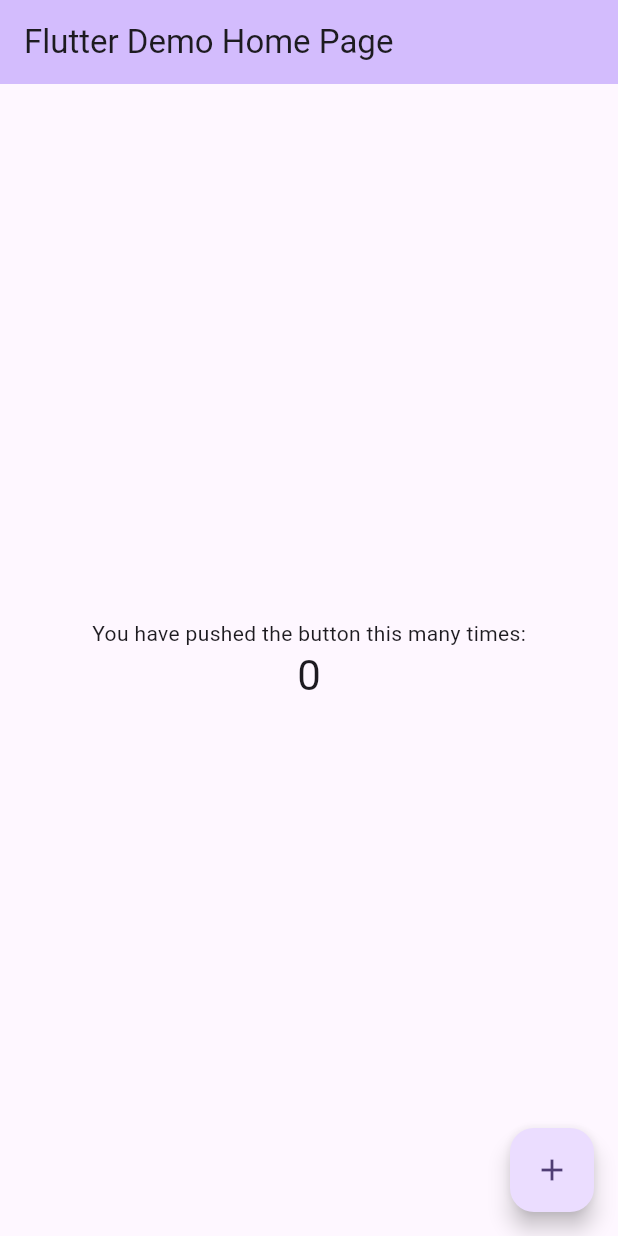
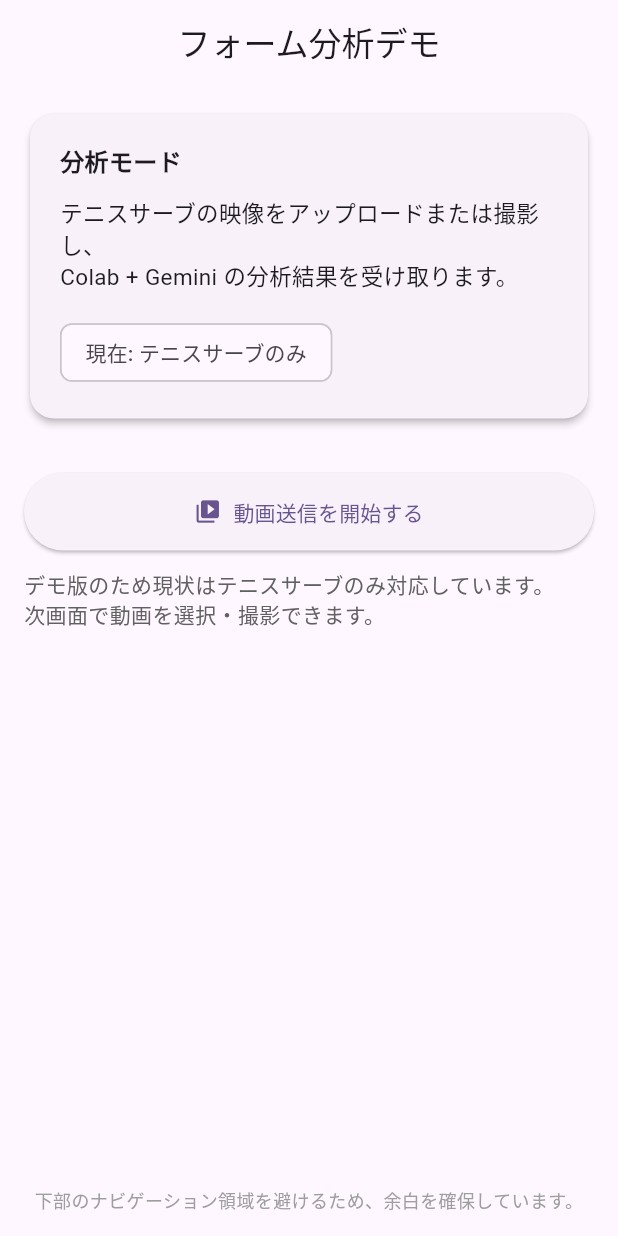
Before and after one commit to Yuji-ctrl/mediapipe_mobile_colab_api, a Flutter app: the screen it shows after launch, on a phone screen of 412 x 824 dp. Run offline on Flutter 3.47's test engine with Material 3 defaults, Android fonts, the phone set to English and light mode, and no system bars; our stand-ins replace image_picker.

Commit message:
UIができた
MediaPipeとの連携をこれから作る

```diff
--- a/lib/main.dart
+++ b/lib/main.dart
@@ -1,4 +1,5 @@
 import 'package:flutter/material.dart';
+import 'screens/home_screen.dart';
 
 void main() {
   runApp(const MyApp());
@@ -7,116 +8,16 @@ void main() {
 class MyApp extends StatelessWidget {
   const MyApp({super.key});
 
-  // This widget is the root of your application.
   @override
   Widget build(BuildContext context) {
     return MaterialApp(
-      title: 'Flutter Demo',
+      title: 'MediaPipe Colab Demo',
+      debugShowCheckedModeBanner: false,
       theme: ThemeData(
-        // This is the theme of your application.
-        //
-        // TRY THIS: Try running your application with "flutter run". You'll see
-        // the application has a purple toolbar. Then, without quitting the app,
-        // try changing the seedColor in the colorScheme below to Colors.green
-        // and then invoke "hot reload" (save your changes or press the "hot
-        // reload" button in a Flutter-supported IDE, or press "r" if you used
-        // the command line to start the app).
-        //
-        // Notice that the counter didn't reset back to zero; the application
-        // state is not lost during the reload. To reset the state, use hot
-        // restart instead.
-        //
-        // This works for code too, not just values: Most code changes can be
-        // tested with just a hot reload.
-        colorScheme: .fromSeed(seedColor: Colors.deepPurple),
+        colorScheme: ColorScheme.fromSeed(seedColor: Colors.deepPurple),
+        useMaterial3: true,
       ),
-      home: const MyHomePage(title: 'Flutter Demo Home Page'),
+      home: const HomeScreen(),
     );
   }
 }
-
-class MyHomePage extends StatefulWidget {
-  const MyHomePage({super.key, required this.title});
-
-  // This widget is the home page of your application. It is stateful, meaning
-  // that it has a State object (defined below) that contains fields that affect
-  // how it looks.
-
-  // This class is the configuration for the state. It holds the values (in this
-  // case the title) provided by the parent (in this case the App widget) and
-  // used by the build method of the State. Fields in a Widget subclass are
-  // always marked "final".
-
-  final String title;
-
-  @override
-  State<MyHomePage> createState() => _MyHomePageState();
-}
-
-class _MyHomePageState extends State<MyHomePage> {
-  int _counter = 0;
-
-  void _incrementCounter() {
-    setState(() {
-      // This call to setState tells the Flutter framework that something has
-      // changed in this State, which causes it to rerun the build method below
-      // so that the display can reflect the updated values. If we changed
-      // _counter without calling setState(), then the build method would not be
-      // called again, and so nothing would appear to happen.
-      _counter++;
-    });
-  }
-
-  @override
-  Widget build(BuildContext context) {
-    // This method is rerun every time setState is called, for instance as done
-    // by the _incrementCounter method above.
-    //
-    // The Flutter framework has been optimized to make rerunning build methods
-    // fast, so that you can just rebuild anything that needs updating rather
-    // than having to individually change instances of widgets.
-    return Scaffold(
-      appBar: AppBar(
-        // TRY THIS: Try changing the color here to a specific color (to
-        // Colors.amber, perhaps?) and trigger a hot reload to see the AppBar
-        // change color while the other colors stay the same.
-        backgroundColor: Theme.of(context).colorScheme.inversePrimary,
-        // Here we take the value from the MyHomePage object that was created by
-        // the App.build method, and use it to set our appbar title.
-        title: Text(widget.title),
-      ),
-      body: Center(
-        // Center is a layout widget. It takes a single child and positions it
-        // in the middle of the parent.
-        child: Column(
-          // Column is also a layout widget. It takes a list of children and
-          // arranges them vertically. By default, it sizes itself to fit its
-          // children horizontally, and tries to be as tall as its parent.
-          //
-          // Column has various properties to control how it sizes itself and
-          // how it positions its children. Here we use mainAxisAlignment to
-          // center the children vertically; the main axis here is the vertical
-          // axis because Columns are vertical (the cross axis would be
-          // horizontal).
-          //
-          // TRY THIS: Invoke "debug painting" (choose the "Toggle Debug Paint"
-          // action in the IDE, or press "p" in the console), to see the
-          // wireframe for each widget.
-          mainAxisAlignment: .center,
-          children: [
-            const Text('You have pushed the button this many times:'),
-            Text(
-              '$_counter',
-              style: Theme.of(context).textTheme.headlineMedium,
-            ),
-          ],
-        ),
-      ),
-      floatingActionButton: FloatingActionButton(
-        onPressed: _incrementCounter,
-        tooltip: 'Increment',
-        child: const Icon(Icons.add),
-      ),
-    );
-  }
-}
--- /dev/null
+++ b/lib/screens/home_screen.dart
@@ -0,0 +1,84 @@
+import 'package:flutter/material.dart';
+import 'upload_screen.dart';
+
+class HomeScreen extends StatelessWidget {
+  const HomeScreen({super.key});
+
+  @override
+  Widget build(BuildContext context) {
+    return Scaffold(
+      appBar: AppBar(
+        title: const Text('フォーム分析デモ'),
+        centerTitle: true,
+      ),
+      body: SafeArea(
+        bottom: true,
+        child: Padding(
+          padding: const EdgeInsets.all(16.0),
+          child: Column(
+            crossAxisAlignment: CrossAxisAlignment.stretch,
+            children: [
+              Card(
+                elevation: 2,
+                shape: RoundedRectangleBorder(
+                  borderRadius: BorderRadius.circular(16),
+                ),
+                child: Padding(
+                  padding: const EdgeInsets.all(20),
+                  child: Column(
+                    crossAxisAlignment: CrossAxisAlignment.start,
+                    children: const [
+                      Text(
+                        '分析モード',
+                        style: TextStyle(
+                          fontSize: 16,
+                          fontWeight: FontWeight.w600,
+                        ),
+                      ),
+                      SizedBox(height: 12),
+                      Text(
+                        'テニスサーブの映像をアップロードまたは撮影し、\nColab + Gemini の分析結果を受け取ります。',
+                        style: TextStyle(fontSize: 15, height: 1.4),
+                      ),
+                      SizedBox(height: 16),
+                      Chip(
+                        label: Text('現在: テニスサーブのみ'),
+                      ),
+                    ],
+                  ),
+                ),
+              ),
+              const SizedBox(height: 32),
+              ElevatedButton.icon(
+                icon: const Icon(Icons.video_library),
+                label: const Text('動画送信を開始する'),
+                onPressed: () {
+                  Navigator.push(
+                    context,
+                    MaterialPageRoute(
+                      builder: (_) => const UploadScreen(mode: 'テニスサーブ'),
+                    ),
+                  );
+                },
+                style: ElevatedButton.styleFrom(
+                  padding: const EdgeInsets.symmetric(vertical: 16),
+                ),
+              ),
+              const SizedBox(height: 12),
+              Text(
+                'デモ版のため現状はテニスサーブのみ対応しています。\n次画面で動画を選択・撮影できます。',
+                style: TextStyle(color: Colors.grey[700], height: 1.4),
+              ),
+              const Spacer(),
+              const Text(
+                '下部のナビゲーション領域を避けるため、余白を確保しています。',
+                textAlign: TextAlign.center,
+                style: TextStyle(color: Colors.grey, fontSize: 12),
+              ),
+            ],
+          ),
+        ),
+      ),
+    );
+  }
+}
--- a/pubspec.yaml
+++ b/pubspec.yaml
@@ -34,7 +34,8 @@ dependencies:
   # The following adds the Cupertino Icons font to your application.
   # Use with the CupertinoIcons class for iOS style icons.
   cupertino_icons: ^1.0.8
-
+  image_picker: ^0.8.7+7
+  http: ^1.1.0
 dev_dependencies:
   flutter_test:
     sdk: flutter
```
Also changed, not shown: lib/models/analysis_result.dart (added, +26 -0 lines), lib/screens/result_screen.dart (added, +112 -0 lines), lib/screens/upload_screen.dart (added, +156 -0 lines), lib/services/colab_api.dart (added, +45 -0 lines), pubspec.lock, 5 other files.
